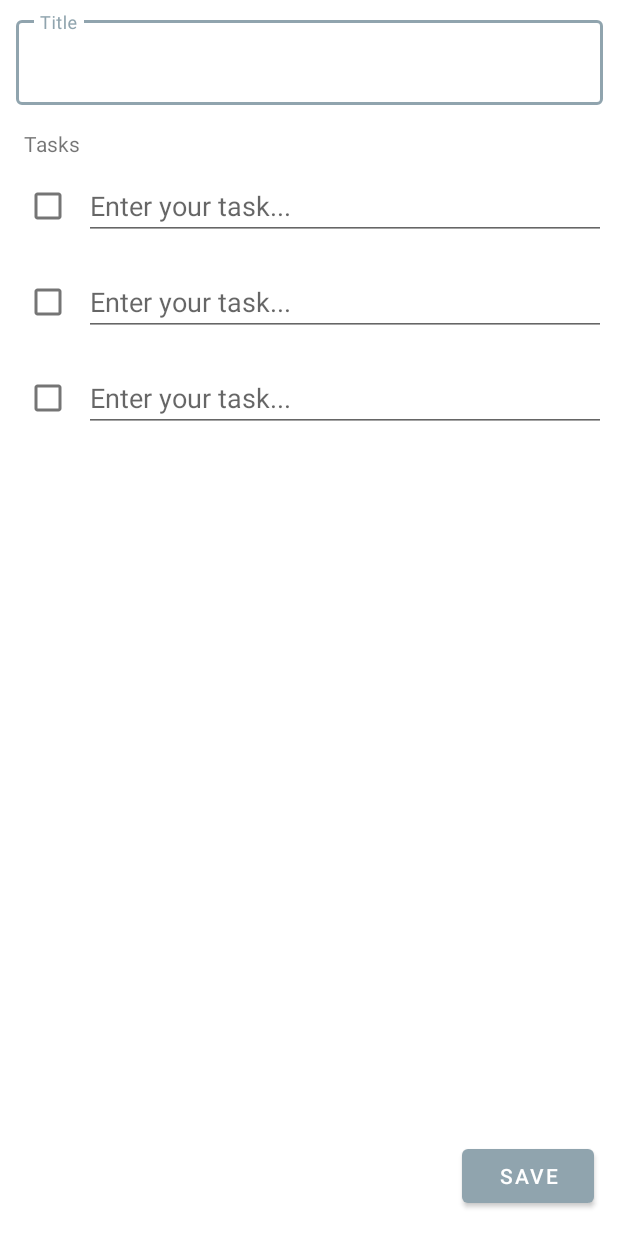
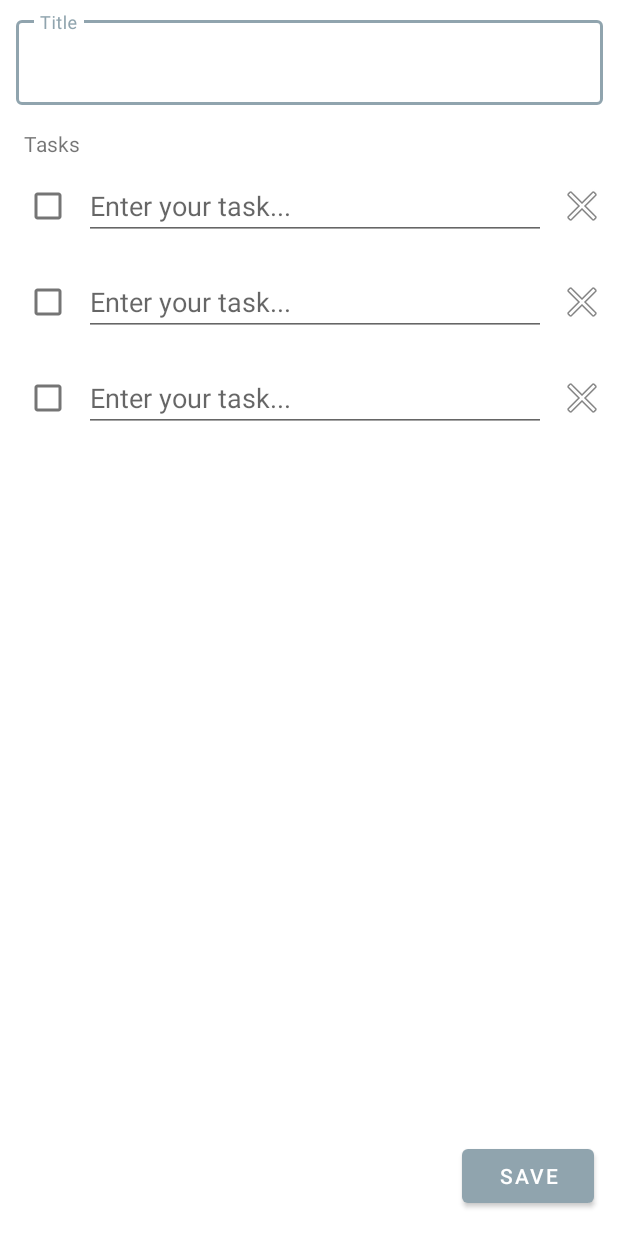
Before and after one commit to scottbisaillon/FloatingTodos, an Android app: the layout new_todo_fragment.xml on its own in the app's theme, with its tools: preview values and no code run, on a phone screen of 412 x 824 dp. Run offline under Robolectric (Android 15) with nearby library versions, the phone set to English and light mode, and no system bars.

Commit message:
Added a way to remove todo tasks

```diff
--- a/app/src/main/java/com/scottbisaillon/floatingtodos/data/TodoRepository.kt
+++ b/app/src/main/java/com/scottbisaillon/floatingtodos/data/TodoRepository.kt
@@ -33,6 +33,10 @@ class TodoRepository (private val todoDao: TodoDao, private val todoTaskDao: Tod
         todoTaskDao.updateTodoTasks(todoTasks)
     }
 
+    suspend fun deleteTodoTask(todoTask: TodoTask) {
+        todoTaskDao.deleteTodoTask(todoTask)
+    }
+
     companion object {
 
         @Volatile private var instance: TodoRepository? = null
--- a/app/src/main/java/com/scottbisaillon/floatingtodos/data/daos/TodoTaskDao.kt
+++ b/app/src/main/java/com/scottbisaillon/floatingtodos/data/daos/TodoTaskDao.kt
@@ -1,12 +1,16 @@
 package com.scottbisaillon.floatingtodos.data.daos
 
 import androidx.room.Dao
+import androidx.room.Delete
 import androidx.room.Insert
 import androidx.room.Update
 import com.scottbisaillon.floatingtodos.data.entities.TodoTask
 
 @Dao
 interface TodoTaskDao {
+
+    @Delete
+    suspend fun deleteTodoTask(todoTask: TodoTask)
 
     @Insert
     suspend fun insertTodoTasks(todoTasks: List<TodoTask>)
--- a/app/src/main/java/com/scottbisaillon/floatingtodos/ui/common/TaskViewHolder.kt
+++ b/app/src/main/java/com/scottbisaillon/floatingtodos/ui/common/TaskViewHolder.kt
@@ -1,12 +1,13 @@
 package com.scottbisaillon.floatingtodos.ui.common
 
+import android.view.View
 import android.view.inputmethod.EditorInfo
 import androidx.recyclerview.widget.RecyclerView
 import com.scottbisaillon.floatingtodos.data.entities.TodoTask
 import com.scottbisaillon.floatingtodos.databinding.TaskListItemBinding
 import com.scottbisaillon.floatingtodos.extensions.hideKeyboard
 
-class TaskViewHolder(private val binding: TaskListItemBinding) :
+class TaskViewHolder(private val binding: TaskListItemBinding, private val removeTask: (todoTask: TodoTask) -> Unit) :
     RecyclerView.ViewHolder(binding.root) {
 
     fun bind(todoTask: TodoTask) {
@@ -20,5 +21,6 @@ class TaskViewHolder(private val binding: TaskListItemBinding) :
             hideKeyboard()
             true
         }
+        binding.removeButton.setOnClickListener { removeTask.invoke(todoTask) }
     }
 }
--- a/app/src/main/java/com/scottbisaillon/floatingtodos/ui/detail/TodoDetailsViewModel.kt
+++ b/app/src/main/java/com/scottbisaillon/floatingtodos/ui/detail/TodoDetailsViewModel.kt
@@ -51,4 +51,10 @@ class TodoDetailsViewModel(private val todoRepository: TodoRepository, todoId: S
             )
         }
     }
+
+    fun removeTask(todoTask: TodoTask) = viewModelScope.launch(Dispatchers.IO) {
+        todoWithTasks.value?.let {
+            todoRepository.deleteTodoTask(todoTask)
+        }
+    }
 }
--- a/app/src/main/java/com/scottbisaillon/floatingtodos/ui/new/NewTodoFragment.kt
+++ b/app/src/main/java/com/scottbisaillon/floatingtodos/ui/new/NewTodoFragment.kt
@@ -26,7 +26,7 @@ class NewTodoFragment : BaseFragment() {
         val binding = NewTodoFragmentBinding.inflate(inflater, container, false)
         context ?: return binding.root
 
-        val adapter = TaskAdapter()
+        val adapter = TaskAdapter(viewModel::removeTask)
 
         binding.btnSave.setOnClickListener {
             hideKeyboard()
--- a/app/src/main/java/com/scottbisaillon/floatingtodos/ui/new/NewTodoViewModel.kt
+++ b/app/src/main/java/com/scottbisaillon/floatingtodos/ui/new/NewTodoViewModel.kt
@@ -44,4 +44,9 @@ class NewTodoViewModel(application: Application) : AndroidViewModel(application)
         )
         todoTaskList.value = todoTaskList.value;
     }
+
+    fun removeTask(todoTask: TodoTask) {
+        todoTaskList.value?.remove(todoTask)
+        todoTaskList.value = todoTaskList.value
+    }
 }
--- a/app/src/main/res/layout/task_list_item.xml
+++ b/app/src/main/res/layout/task_list_item.xml
@@ -1,5 +1,6 @@
 <?xml version="1.0" encoding="utf-8"?>
-<layout xmlns:android="http://schemas.android.com/apk/res/android"
+<layout xmlns:tools="http://schemas.android.com/tools"
+    xmlns:android="http://schemas.android.com/apk/res/android"
     xmlns:app="http://schemas.android.com/apk/res-auto">
 
     <data>
@@ -12,7 +13,8 @@
 
     <androidx.constraintlayout.widget.ConstraintLayout
         android:layout_width="match_parent"
-        android:layout_height="wrap_content">
+        android:layout_height="wrap_content"
+        android:id="@+id/layout">
 
         <CheckBox
             android:id="@+id/completed"
@@ -32,14 +34,27 @@
             android:layout_height="wrap_content"
             android:layout_marginEnd="8dp"
             android:ems="10"
+            android:hint="@string/enter_your_task"
             android:imeOptions="actionDone"
-            android:hint="@string/enter_your_task"
+            android:importantForAutofill="no"
             android:inputType="textPersonName"
             android:text="@={todoTask.description}"
             app:layout_constraintBottom_toBottomOf="parent"
+            app:layout_constraintEnd_toStartOf="@+id/removeButton"
+            app:layout_constraintStart_toEndOf="@+id/completed"
+            app:layout_constraintTop_toTopOf="parent" />
+
+        <ImageButton
+            android:id="@+id/removeButton"
+            style="@android:style/Widget.Material.Light.ImageButton"
+            android:layout_width="wrap_content"
+            android:layout_height="wrap_content"
+            android:layout_marginEnd="8dp"
+            android:background="@android:color/transparent"
+            app:layout_constraintBottom_toBottomOf="@+id/todo_task_description"
             app:layout_constraintEnd_toEndOf="parent"
-            app:layout_constraintStart_toEndOf="@+id/completed"
-            app:layout_constraintTop_toTopOf="parent"
-            android:importantForAutofill="no" />
+            app:layout_constraintTop_toTopOf="@+id/todo_task_description"
+            app:srcCompat="@android:drawable/ic_menu_close_clear_cancel" />
+
     </androidx.constraintlayout.widget.ConstraintLayout>
 </layout>
```
Also changed, not shown: app/src/main/java/com/scottbisaillon/floatingtodos/ui/common/AddNewTaskAdapter.kt (+8 -0 lines), app/src/main/java/com/scottbisaillon/floatingtodos/ui/common/TaskAdapter.kt (+4 -3 lines), app/src/main/java/com/scottbisaillon/floatingtodos/ui/detail/TodoDetailsFragment.kt (+5 -2 lines).
